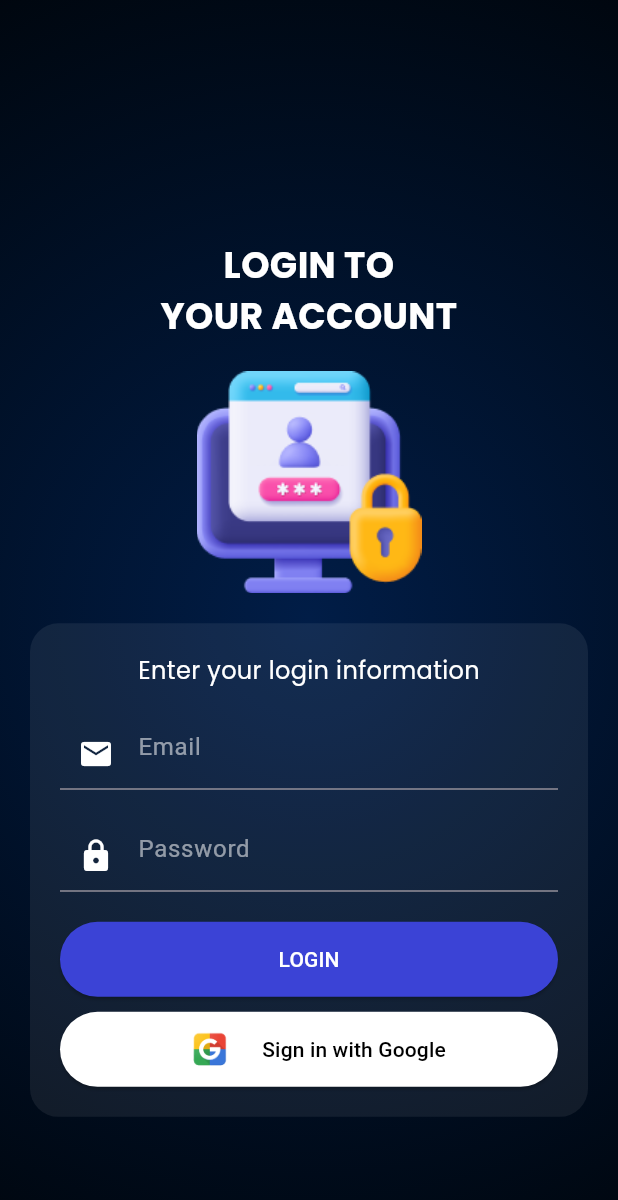
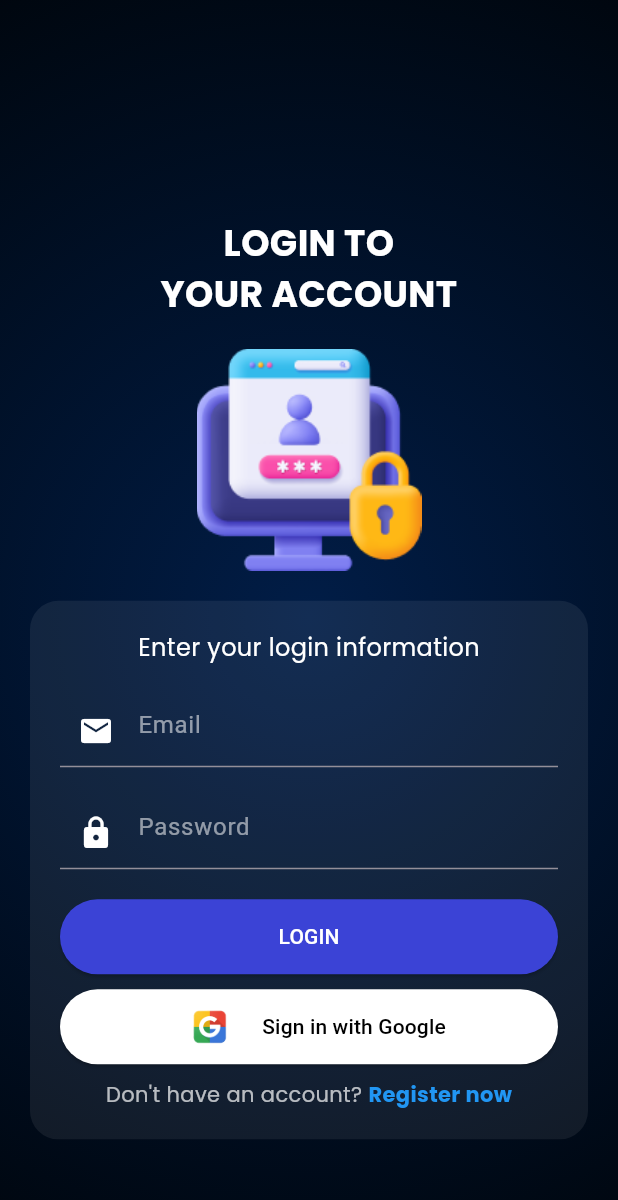
Before and after one commit to Kaveesha-Sulakshana/tanktrack-project-frontend, a Flutter app: the screen it shows after launch, on a phone screen of 412 x 824 dp. Shown: the top 1200 px of the screen. Run offline on Flutter 3.47's test engine with Material 3 defaults, Android fonts, the phone set to English and light mode, and no system bars; our stand-ins replace firebase_auth, firebase_core, firebase_database, google_fonts, google_sign_in; accounts and stored records are empty.

```diff
--- a/lib/login_screen.dart
+++ b/lib/login_screen.dart
@@ -3,6 +3,7 @@ import 'package:google_fonts/google_fonts.dart';
 import 'package:firebase_auth/firebase_auth.dart';
 import 'auth_service.dart';
 import 'home_screen.dart';
+import 'register_screen.dart'; // Import Register Screen
 
 class LoginScreen extends StatefulWidget {
   const LoginScreen({super.key});
@@ -155,6 +156,38 @@ class _LoginScreenState extends State<LoginScreen> {
                           ],
                         ),
                       ),
+                      const SizedBox(height: 10),
+                      Row(
+                        mainAxisAlignment: MainAxisAlignment.center,
+                        children: [
+                          Text(
+                            "Don't have an account? ",
+                            style: GoogleFonts.poppins(
+                              fontSize: 14,
+                              color: Colors.white70,
+                            ),
+                          ),
+                          GestureDetector(
+                            onTap: () {
+                              Navigator.push(
+                                context,
+                                MaterialPageRoute(
+                                  builder: (_) => const RegisterScreen(),
+                                ),
+                              );
+                            },
+                            child: Text(
+                              "Register now",
+                              style: GoogleFonts.poppins(
+                                fontSize: 14,
+                                fontWeight: FontWeight.bold,
+                                color:
+                                    Colors.blue, // Make it blue and clickable
+                              ),
+                            ),
+                          ),
+                        ],
+                      ),
                     ],
                   ),
                 ),
```
Also changed, not shown: lib/auth_service.dart (+26 -24 lines).
